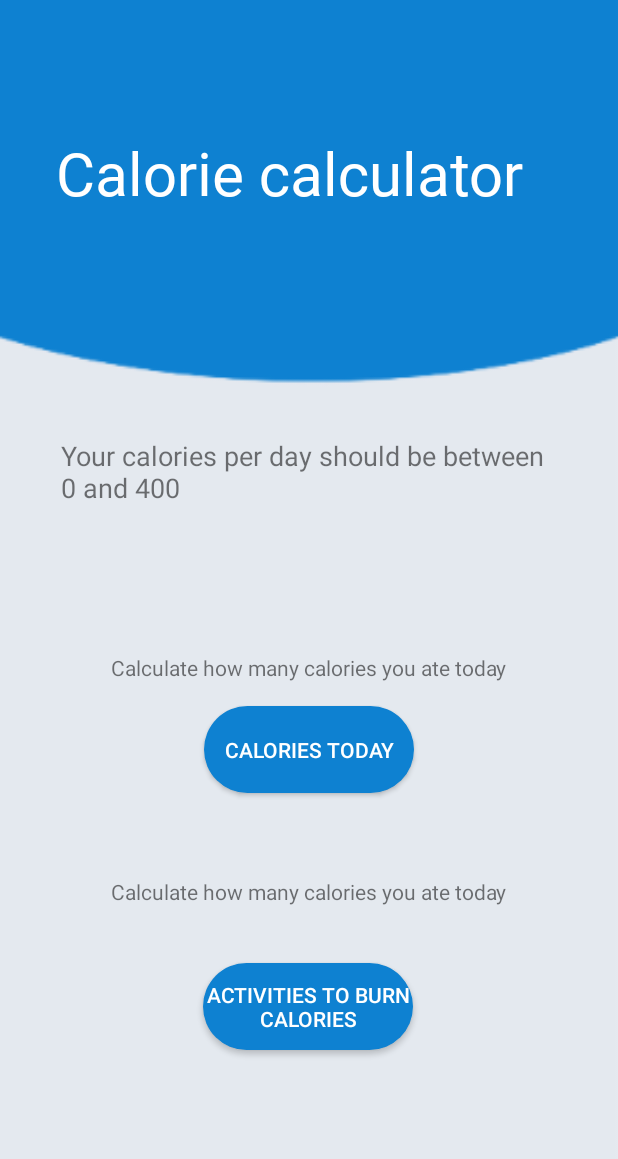
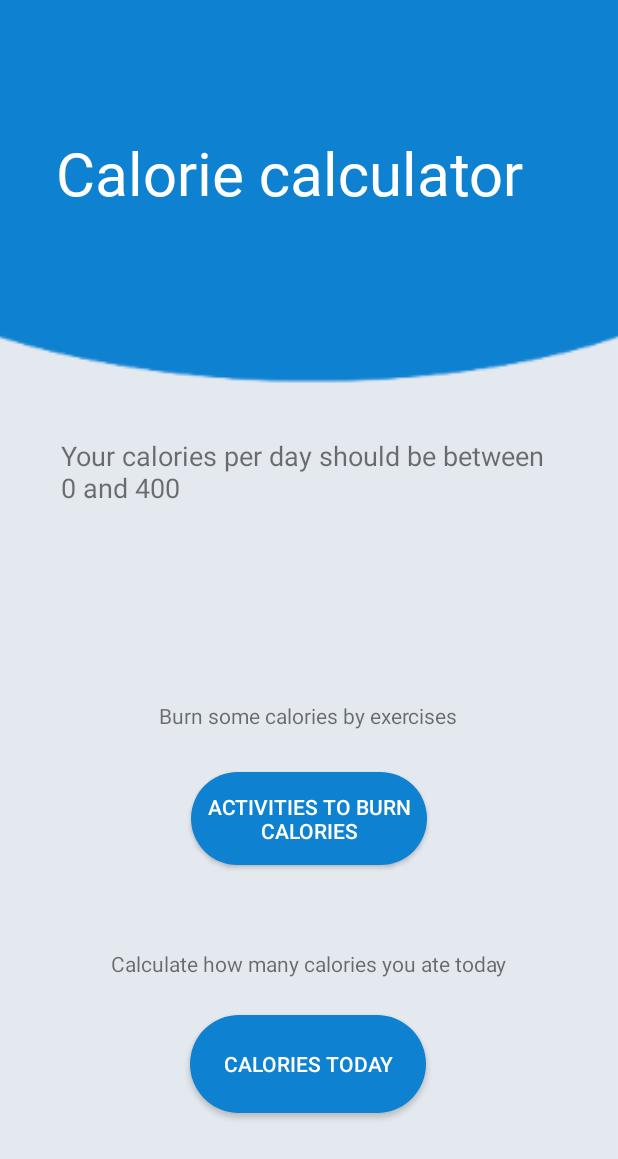
Before and after one commit to YassinMahouti/E-Health-Android-App, an Android app: the CalResult screen opened directly, with no data from a screen before it, on a phone screen of 412 x 824 dp. Shown: the top 1159 px of the screen. Run offline under Robolectric (Android 15) with nearby library versions, the light colour scheme and no system bars.

Commit message:
final app

```diff
--- a/app/build.gradle
+++ b/app/build.gradle
@@ -11,7 +11,7 @@ android {
         targetSdkVersion 29
         versionCode 1
         versionName "1.0"
-
+        multiDexEnabled true
         testInstrumentationRunner "androidx.test.runner.AndroidJUnitRunner"
     }
 
@@ -62,7 +62,8 @@ dependencies {
 
     implementation 'com.google.android.gms:play-services-maps:17.0.0'
 
-    implementation 'com.squareup.picasso:picasso:2.5.2'
+    implementation 'com.squareup.picasso:picasso:2.71828'
+    //implementation 'com.squareup.picasso:picasso:2.5.2'
     implementation 'androidx.cardview:cardview:1.0.0'
     implementation 'androidx.recyclerview:recyclerview:1.1.0'
 
--- a/app/src/main/AndroidManifest.xml
+++ b/app/src/main/AndroidManifest.xml
@@ -19,7 +19,7 @@
         android:supportsRtl="true"
         android:theme="@style/AppTheme">
         <activity android:name="be.ehb.LoginMockup.ui.foodchecker.FoodDetails"></activity>
-        <activity android:name="be.ehb.LoginMockup.ui.foodchecker.MainActivity" />
+        <activity android:name="be.ehb.LoginMockup.ui.foodchecker.FoodCheckerMain" />
         <activity android:name="be.ehb.LoginMockup.ui.corona.FindAHospital" />
         <activity android:name="be.ehb.LoginMockup.ui.movementMonitor.StartActivity" />
         <activity android:name="be.ehb.LoginMockup.ui.movementMonitor.MonitorActivity" />
@@ -43,7 +43,6 @@
         <activity
             android:name="be.ehb.LoginMockup.ui.placefinder.MapsActivity"
             android:label="@string/title_activity_maps" />
-        <activity android:name="be.ehb.LoginMockup.ui.whereToWorkout.MapBoxTest" />
         <!--
              The API key for Google Maps-based APIs is defined as a string resource.
              (See the file "res/values/google_maps_api.xml").
@@ -64,7 +63,6 @@
         <activity android:name="be.ehb.LoginMockup.ui.steps.StepCounter" />
         <activity android:name="be.ehb.LoginMockup.ui.foodlookup.Foodlookup" />
         <activity android:name="be.ehb.LoginMockup.ui.home.HomeFragment" />
-        <activity android:name="be.ehb.LoginMockup.ui.steps.StepCounter" />
         <activity android:name="be.ehb.LoginMockup.ui.steps.DebugActivity" />
 
         <meta-data
--- a/app/src/main/java/be/ehb/LoginMockup/ui/Calorie/CalResult.java
+++ b/app/src/main/java/be/ehb/LoginMockup/ui/Calorie/CalResult.java
@@ -2,7 +2,9 @@ package be.ehb.LoginMockup.ui.Calorie;
 
 import android.content.Intent;
 import android.os.Bundle;
+import android.view.View;
 import android.view.ViewGroup;
+import android.widget.Button;
 import android.widget.TextView;
 
 import androidx.appcompat.app.AppCompatActivity;
@@ -18,6 +20,8 @@ public class CalResult extends AppCompatActivity {
     TextView txtRes;
     public int minCal;
     public int maxCal;
+    Button buttonActiviteit;
+    Button buttonFoodChecker;
 
     @Override
     protected void onCreate(Bundle savedInstanceState) {
@@ -26,6 +30,24 @@ public class CalResult extends AppCompatActivity {
 
 
         txtRes = (TextView) findViewById(R.id.txtRes2);
+        buttonActiviteit = (Button) findViewById(R.id.button7);
+        buttonFoodChecker = (Button) findViewById(R.id.button6);
+
+        buttonActiviteit.setOnClickListener(new View.OnClickListener() {
+            @Override
+            public void onClick(View v) {
+                Intent intent = new Intent (CalResult.this , be.ehb.LoginMockup.ui.movementMonitor.MainActivity.class);
+                startActivity(intent);
+            }
+        });
+
+        buttonFoodChecker.setOnClickListener(new View.OnClickListener() {
+            @Override
+            public void onClick(View v) {
+                Intent intent = new Intent (CalResult.this,be.ehb.LoginMockup.ui.foodchecker.FoodCheckerMain.class);
+                startActivity(intent);
+            }
+        });
 
         Intent mIntent = getIntent();
         int result = mIntent.getIntExtra("Result", 0);
--- a/app/src/main/java/be/ehb/LoginMockup/ui/Calorie/CalorieOwn.java
+++ b/app/src/main/java/be/ehb/LoginMockup/ui/Calorie/CalorieOwn.java
@@ -46,7 +46,6 @@ public class CalorieOwn extends AppCompatActivity {
                 int age = Integer.parseInt(dataSnapshot.child("age").getValue(String.class));
                 String gender = String.valueOf((dataSnapshot.child("gender").getValue(String.class)));
 
-
                 int result = bereken(gender, weight, height, age);
 
                 Intent intent = new Intent(CalorieOwn.this, CalResult.class);
--- a/app/src/main/java/be/ehb/LoginMockup/ui/movementMonitor/ListActivity.java
+++ b/app/src/main/java/be/ehb/LoginMockup/ui/movementMonitor/ListActivity.java
@@ -58,7 +58,6 @@ public class ListActivity extends AppCompatActivity {
         activitiesRef.addValueEventListener(new ValueEventListener() {
             @Override
             public void onDataChange(@NonNull DataSnapshot dataSnapshot) {
-                //TODO findViewById(R.id.progressbarWaiting).setVisibility(ViewGroup.GONE);
 
                 for (DataSnapshot snapshot : dataSnapshot.getChildren()) {
                     System.out.println(snapshot);
--- a/app/src/main/java/be/ehb/LoginMockup/ui/movementMonitor/ListAdapter.java
+++ b/app/src/main/java/be/ehb/LoginMockup/ui/movementMonitor/ListAdapter.java
@@ -85,7 +85,8 @@ public class ListAdapter extends RecyclerView.Adapter<ListAdapter.listHolder> {
             intensity.setText("Intensity: " + String.valueOf(activity.getIntensity()));
             type.setText("type: " + String.valueOf(activity.getType()));
             imageString = activity.getActivityImage();
-            Picasso.with(context).load(String.valueOf(imageString)).into(imageActivity);
+            Picasso.get().load(String.valueOf(imageString)).into(imageActivity);
+            //Picasso.with(context).load(String.valueOf(imageString)).into(imageActivity);
         }
     }
 }
--- a/app/src/main/java/be/ehb/LoginMockup/ui/movementMonitor/StartActivity.java
+++ b/app/src/main/java/be/ehb/LoginMockup/ui/movementMonitor/StartActivity.java
@@ -69,7 +69,8 @@ public class StartActivity extends AppCompatActivity {
         TextView totalDuration = findViewById(R.id.textView_start_activity_variable_total_duration);
 
         name_activity.setText(extraNameActivity);
-        Picasso.with(this).load(String.valueOf(extraImage)).into(image);
+        Picasso.get().load(String.valueOf(extraImage)).into(image);
+        //Picasso.with(this).load(String.valueOf(extraImage)).into(image);
 
         buttonToStartActivityTime = findViewById(R.id.button_start_activity_activity_time);
         buttonPause = findViewById(R.id.button_pause);
--- a/app/src/main/res/layout/activity_calc_result.xml
+++ b/app/src/main/res/layout/activity_calc_result.xml
@@ -11,14 +11,14 @@
 
     <Button
         android:id="@+id/button6"
-        android:layout_width="140dp"
-        android:layout_height="58dp"
+        android:layout_width="157dp"
+        android:layout_height="65dp"
         android:background="@drawable/blue"
-        android:text="Activities to burn calories"
+        android:text="Calories today"
+        android:textColor="@color/white"
         app:layout_constraintBottom_toBottomOf="parent"
         app:layout_constraintEnd_toEndOf="parent"
         app:layout_constraintHorizontal_bias="0.498"
-        android:textColor="@color/white"
 
         app:layout_constraintStart_toStartOf="parent"
         app:layout_constraintTop_toBottomOf="@+id/textView24"
@@ -26,16 +26,18 @@
 
     <Button
         android:id="@+id/button7"
-        android:layout_width="140dp"
-        android:layout_height="58dp"
-        android:layout_marginTop="16dp"
+        android:layout_width="157dp"
+        android:layout_height="62dp"
+        android:layout_marginTop="28dp"
         android:background="@drawable/blue"
+        android:text="Activities to burn calories"
+
         android:textColor="@color/white"
-
-        android:text="Calories today"
+        app:layout_constraintBottom_toBottomOf="parent"
         app:layout_constraintEnd_toEndOf="parent"
         app:layout_constraintStart_toStartOf="parent"
-        app:layout_constraintTop_toBottomOf="@+id/textView" />
+        app:layout_constraintTop_toBottomOf="@+id/textView"
+        app:layout_constraintVertical_bias="0.0" />
 
     <TextView
         android:id="@+id/txtRes2"
@@ -69,9 +71,10 @@
         android:id="@+id/textView"
         android:layout_width="wrap_content"
         android:layout_height="wrap_content"
-        android:layout_marginTop="36dp"
-        android:text="Calculate how many calories you ate today"
+        android:layout_marginTop="68dp"
+        android:text="Burn some calories by exercises"
         app:layout_constraintEnd_toEndOf="parent"
+        app:layout_constraintHorizontal_bias="0.497"
         app:layout_constraintStart_toStartOf="parent"
         app:layout_constraintTop_toBottomOf="@+id/txtRes2" />
 
--- a/app/src/main/res/navigation/mobile_navigation.xml
+++ b/app/src/main/res/navigation/mobile_navigation.xml
@@ -95,7 +95,7 @@
 
     <activity
         android:id="@+id/nav_food_checker"
-        android:name="be.ehb.LoginMockup.ui.foodchecker.MainActivity"
+        android:name="be.ehb.LoginMockup.ui.foodchecker.FoodCheckerMain"
         android:label="Food Checker"
         tools:layout="@layout/activity_main_food_checker"/>
 </navigation>
```
Also changed, not shown: app/src/main/java/be/ehb/LoginMockup/ui/foodchecker/FoodCheckerMain.java (renamed from app/src/main/java/be/ehb/LoginMockup/ui/foodchecker/MainActivity.java, +4 -8 lines), app/src/main/res/layout/activity_main_food_checker.xml (+15 -15 lines), app/src/main/res/layout/activity_movement_monitor_monitor.xml (+7 -7 lines).
